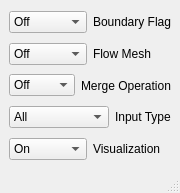
Before: the Qt Designer form freecad/woodWorkbench/gui/ui/ui_CBL_modelParams.ui in Computational-Mechanics-Material-Models/CBL-preprocesser, drawn with Qt 5.
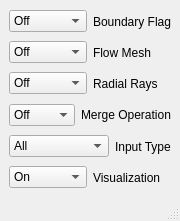
After: the same form once the commit is applied.

Commit message: added option for radial rays

What changed in the file:
```diff
--- a/freecad/woodWorkbench/gui/ui/ui_CBL_modelParams.ui
+++ b/freecad/woodWorkbench/gui/ui/ui_CBL_modelParams.ui
@@ -7,7 +7,7 @@
     <x>0</x>
     <y>0</y>
     <width>177</width>
-    <height>193</height>
+    <height>221</height>
    </rect>
   </property>
   <property name="sizePolicy">
@@ -89,6 +89,40 @@
       </item>
      </layout>
     </item>
+    <item>
+     <layout class="QHBoxLayout" name="horizontalLayout_7">
+      <item>
+       <widget class="QComboBox" name="rayFlag">
+        <property name="maximumSize">
+         <size>
+          <width>100</width>
+          <height>16777215</height>
+         </size>
+        </property>
+        <property name="currentIndex">
+         <number>0</number>
+        </property>
+        <item>
+         <property name="text">
+          <string>Off</string>
+         </property>
+        </item>
+        <item>
+         <property name="text">
+          <string>On</string>
+         </property>
+        </item>
+       </widget>
+      </item>
+      <item>
+       <widget class="QLabel" name="label_8">
+        <property name="text">
+         <string>Radial Rays</string>
+        </property>
+       </widget>
+      </item>
+     </layout>
+    </item>
     <item>
      <layout class="QHBoxLayout" name="horizontalLayout_6">
       <item>
```
The commit also changes 5 other files.
